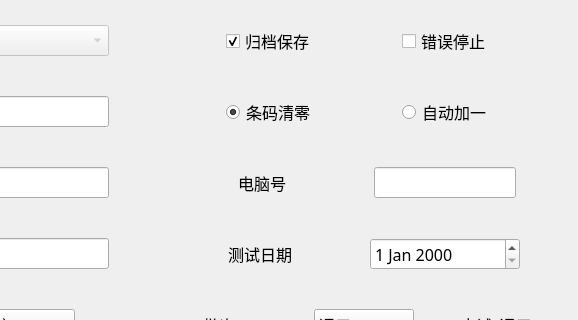
This is IDC_TestSystem/common/testcom/testserialnumdlg.ui in ChinaClever/IDC_TestSystem as Qt 5 draws it before an edit; both pictures show x 275 to 853 and y 0 to 320 of the 853 by 516 pixel window. The edited form follows.
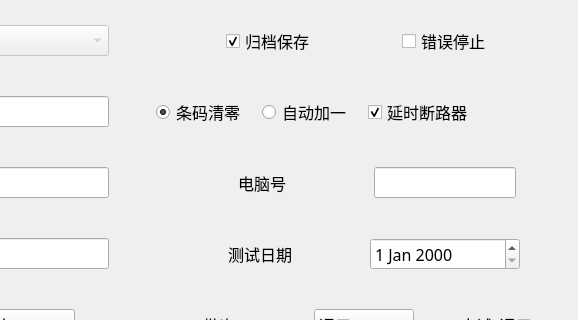
This is the edited form.

Patch:
```diff
--- a/IDC_TestSystem/common/testcom/testserialnumdlg.ui
+++ b/IDC_TestSystem/common/testcom/testserialnumdlg.ui
@@ -293,6 +293,16 @@
         </property>
        </widget>
       </item>
+      <item>
+       <widget class="QCheckBox" name="breakerCheckBox">
+        <property name="text">
+         <string>延时断路器</string>
+        </property>
+        <property name="checked">
+         <bool>true</bool>
+        </property>
+       </widget>
+      </item>
      </layout>
     </item>
     <item row="2" column="0">
```
